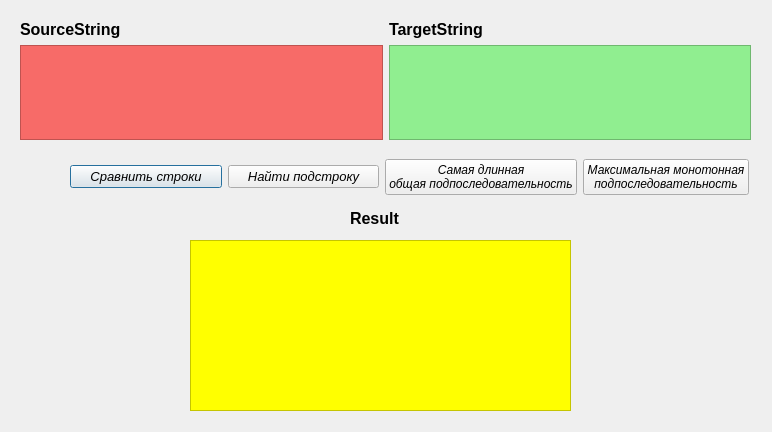
Old version of the form dialog.ui in the repository Tricui11/AlmostEquivalentStrings.
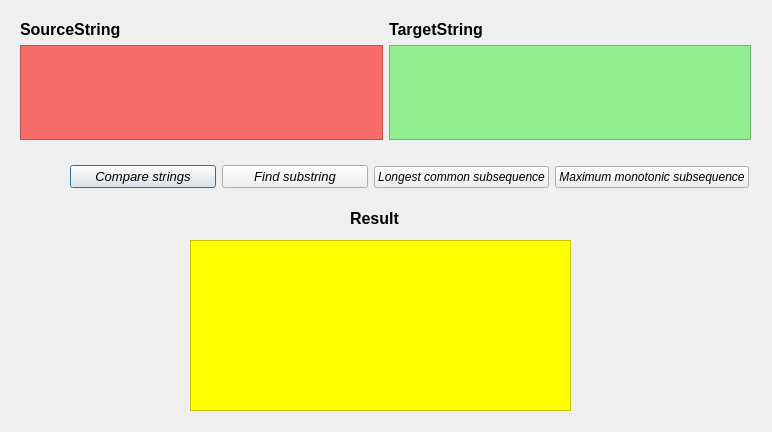
New version of the form.

```diff
--- a/dialog.ui
+++ b/dialog.ui
@@ -130,7 +130,7 @@
        </font>
       </property>
       <property name="text">
-       <string>Сравнить строки</string>
+       <string>Compare strings</string>
       </property>
      </widget>
     </item>
@@ -143,7 +143,7 @@
        </font>
       </property>
       <property name="text">
-       <string>Найти подстроку</string>
+       <string>Find substring</string>
       </property>
      </widget>
     </item>
@@ -156,8 +156,7 @@
        </font>
       </property>
       <property name="text">
-       <string>Самая длинная
-общая подпоследовательность</string>
+       <string>Longest common subsequence</string>
       </property>
      </widget>
     </item>
@@ -170,8 +169,7 @@
        </font>
       </property>
       <property name="text">
-       <string>Максимальная монотонная
-подпоследовательность</string>
+       <string>Maximum monotonic subsequence</string>
       </property>
      </widget>
     </item>
```
